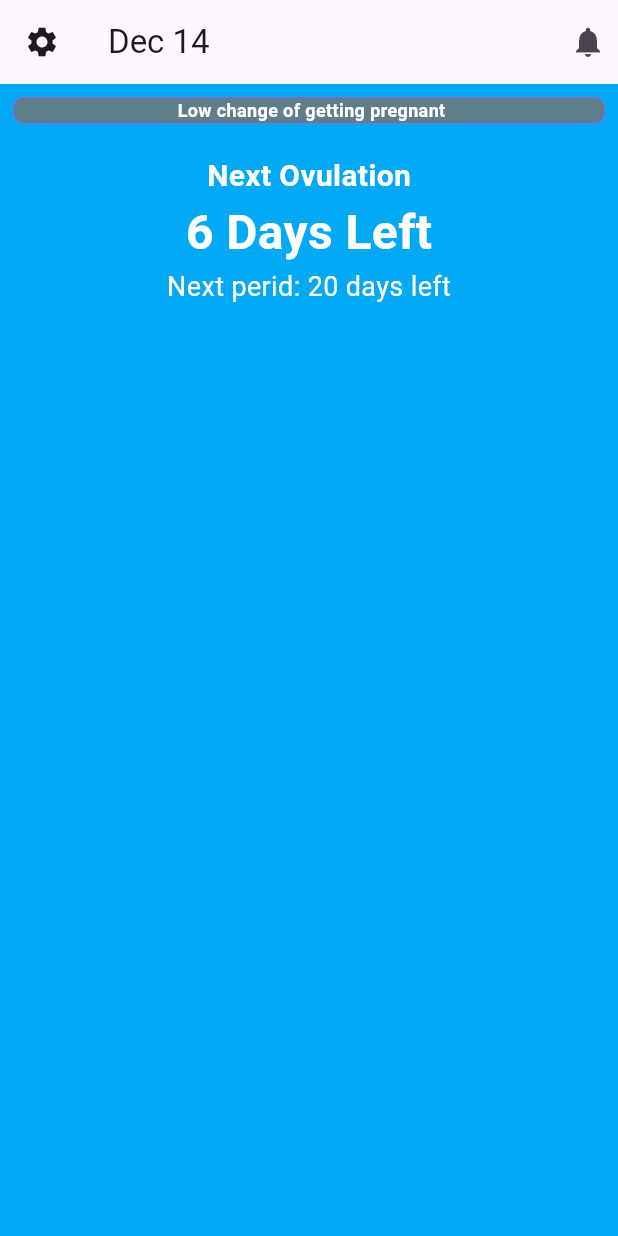
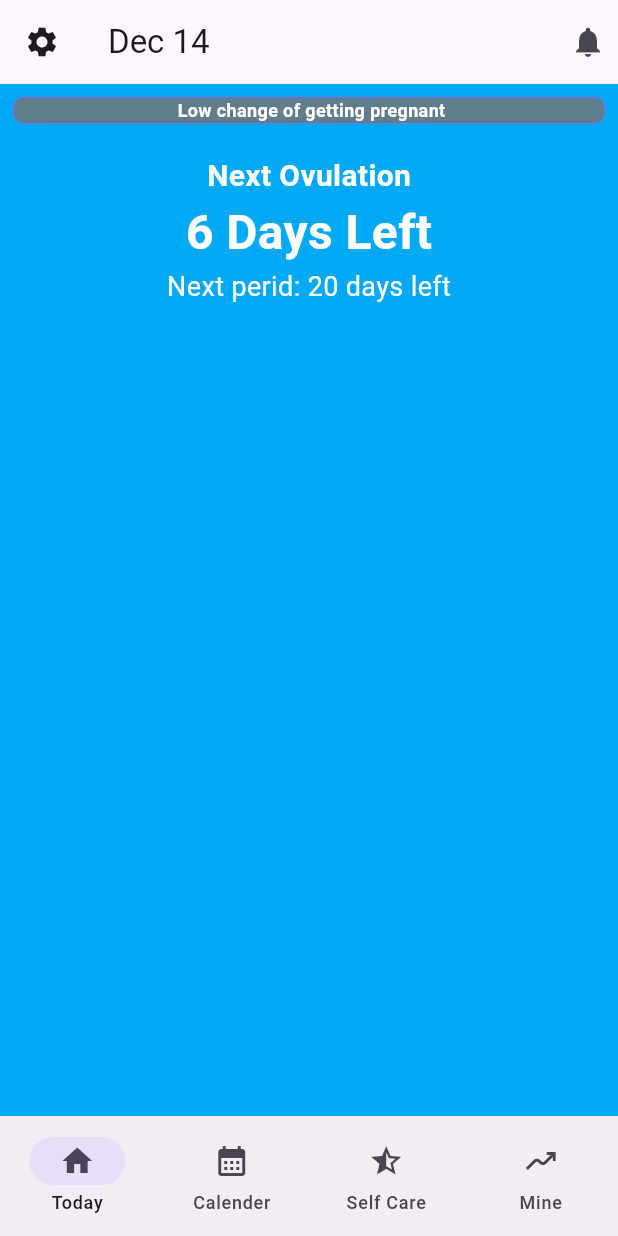
Before and after one commit to smita560/period_tracker, a Flutter app: the screen it shows after launch, on a phone screen of 412 x 824 dp. Run offline on Flutter 3.47's test engine with Material 3 defaults, Android fonts, the phone set to English and light mode, and no system bars.

Commit message:
home=>home design

```diff
--- a/lib/feature/presentation/viewa/home_screen.dart
+++ b/lib/feature/presentation/viewa/home_screen.dart
@@ -11,6 +11,19 @@ class _HomeScreenState extends State<HomeScreen> {
   @override
   Widget build(BuildContext context) {
     return Scaffold(
+      bottomNavigationBar: NavigationBar(onDestinationSelected: (value) {
+
+      }, destinations:
+      const <Widget>[
+          NavigationDestination(
+            selectedIcon: Icon(Icons.home),
+            icon: Icon(Icons.home_outlined),
+            label: 'Today',
+          ),
+          NavigationDestination(icon: Icon(Icons.calendar_month), label: "Calender"),
+          NavigationDestination(icon: Icon(Icons.star_half), label: "Self Care"),
+          NavigationDestination(icon: Icon(Icons.moving_outlined), label: "Mine")
+      ], ),
       backgroundColor: Colors.lightBlue,
       appBar: AppBar(
         leading:  GestureDetector(child: Icon(Icons.settings)),
```
